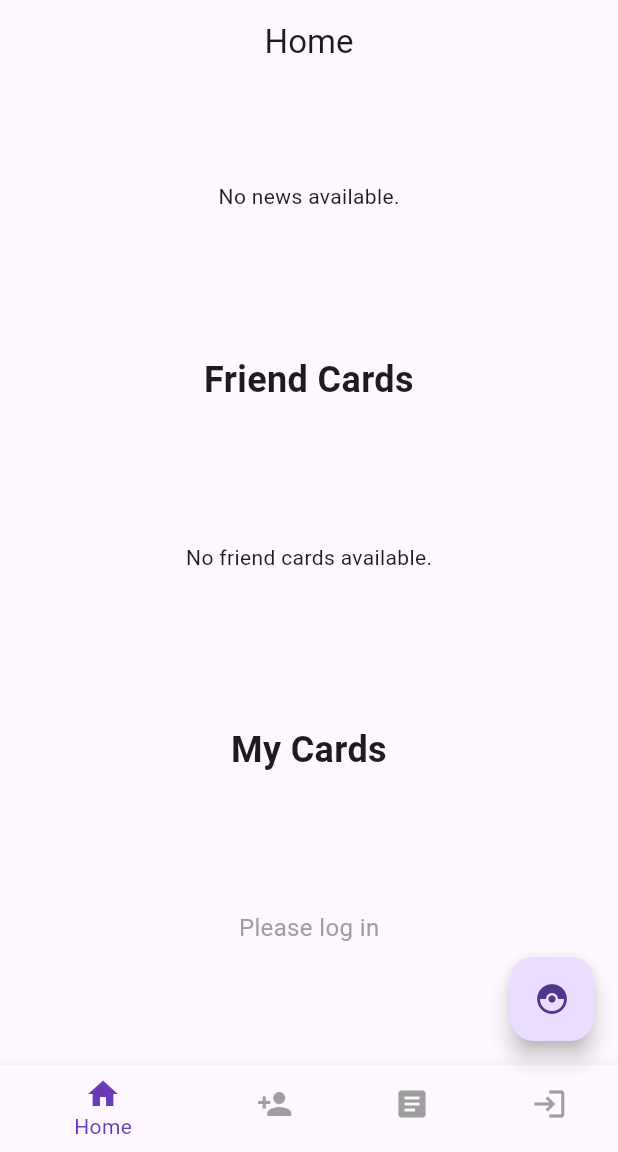
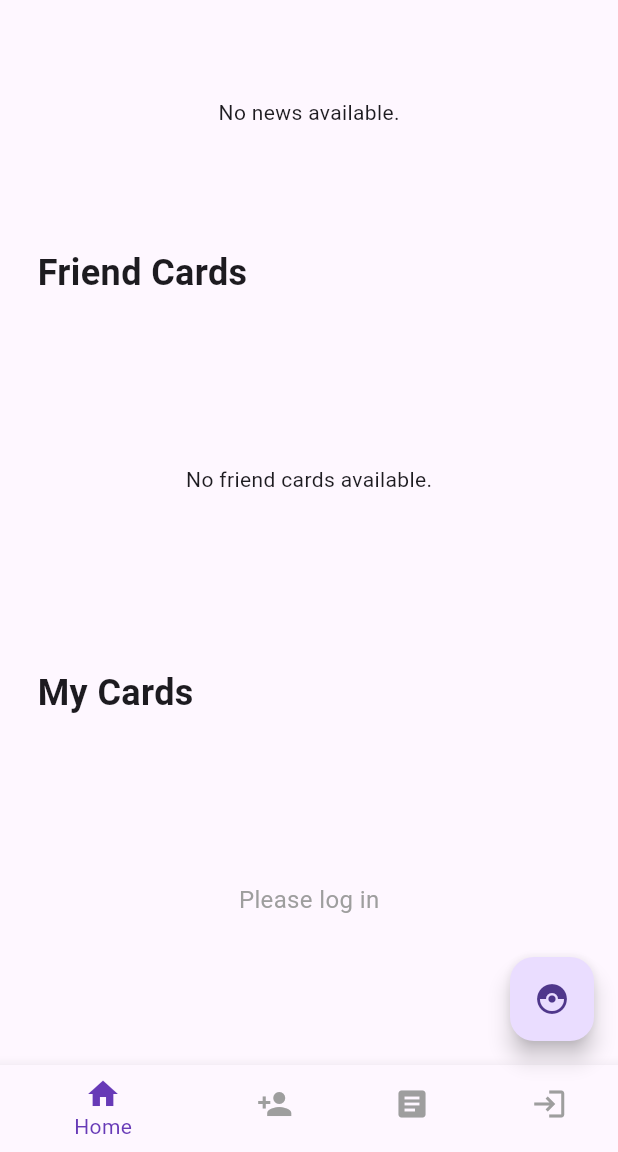
Before and after one commit to koojiansin/CM2020_AgileSoftwareProjects_EOYProject, a Flutter app: the screen it shows after launch, on a phone screen of 412 x 824 dp, the part 84-1236 px from its top. Run offline on Flutter 3.47's test engine with Material 3 defaults, Android fonts, the phone set to English and light mode, and no system bars; our stand-ins replace image_picker, sqflite; accounts and stored records are empty.

Commit message:
positioning problems

```diff
--- a/lib/screens/friend_request_screen.dart
+++ b/lib/screens/friend_request_screen.dart
@@ -90,7 +90,6 @@ class _FriendRequestScreenState extends State<FriendRequestScreen> {
   @override
   Widget build(BuildContext context) {
     return Scaffold(
-      appBar: AppBar(title: const Text("Friend Requests")),
       body: FutureBuilder<Map<String, List<Map<String, dynamic>>>>(
         future: _fetchFriendRequestData(),
         builder: (context, snapshot) {
--- a/lib/screens/home_screen.dart
+++ b/lib/screens/home_screen.dart
@@ -41,7 +41,6 @@ class _HomeScreenState extends State<HomeScreen> {
   @override
   Widget build(BuildContext context) {
     return Scaffold(
-      appBar: AppBar(centerTitle: true, title: const Text("Home")),
       body: Column(
         children: [
           // News Slider loaded from DB.
@@ -68,7 +67,7 @@ class _HomeScreenState extends State<HomeScreen> {
               return Column(
                 children: [
                   AspectRatio(
-                    aspectRatio: 728 / 381, // Approximately 1.91
+                    aspectRatio: 2.1 / 1, // Approximately 1.91
                     child: PageView.builder(
                       controller: _pageController,
                       itemCount: newsData.length,
@@ -147,7 +146,7 @@ class _HomeScreenState extends State<HomeScreen> {
               );
             },
           ),
-          const SizedBox(height: 20),
+          const SizedBox(height: 5),
           // Friend Cards Section – Shows cards of friends.
           SectionHeader(
             title: "Friend Cards",
@@ -203,7 +202,7 @@ class _HomeScreenState extends State<HomeScreen> {
               },
             ),
           ),
-          const SizedBox(height: 10),
+          const SizedBox(height: 5),
           // "My Cards" Section – Only show cards for the current user.
           SectionHeader(
             title: "My Cards",
@@ -289,8 +288,8 @@ class SectionHeader extends StatelessWidget {
   Widget build(BuildContext context) {
     return Padding(
       padding: const EdgeInsets.symmetric(horizontal: 25.0, vertical: 10),
-      child: Column(
-        crossAxisAlignment: CrossAxisAlignment.center,
+      child: Row(
+        mainAxisAlignment: MainAxisAlignment.spaceBetween,
         children: [
           Text(
             title,
--- a/lib/screens/news_screen.dart
+++ b/lib/screens/news_screen.dart
@@ -21,7 +21,6 @@ class _NewsScreenState extends State<NewsScreen> {
   @override
   Widget build(BuildContext context) {
     return Scaffold(
-      appBar: AppBar(title: const Text("News")),
       body: FutureBuilder<List<Map<String, dynamic>>>(
         future: _newsFuture,
         builder: (context, snapshot) {
```
